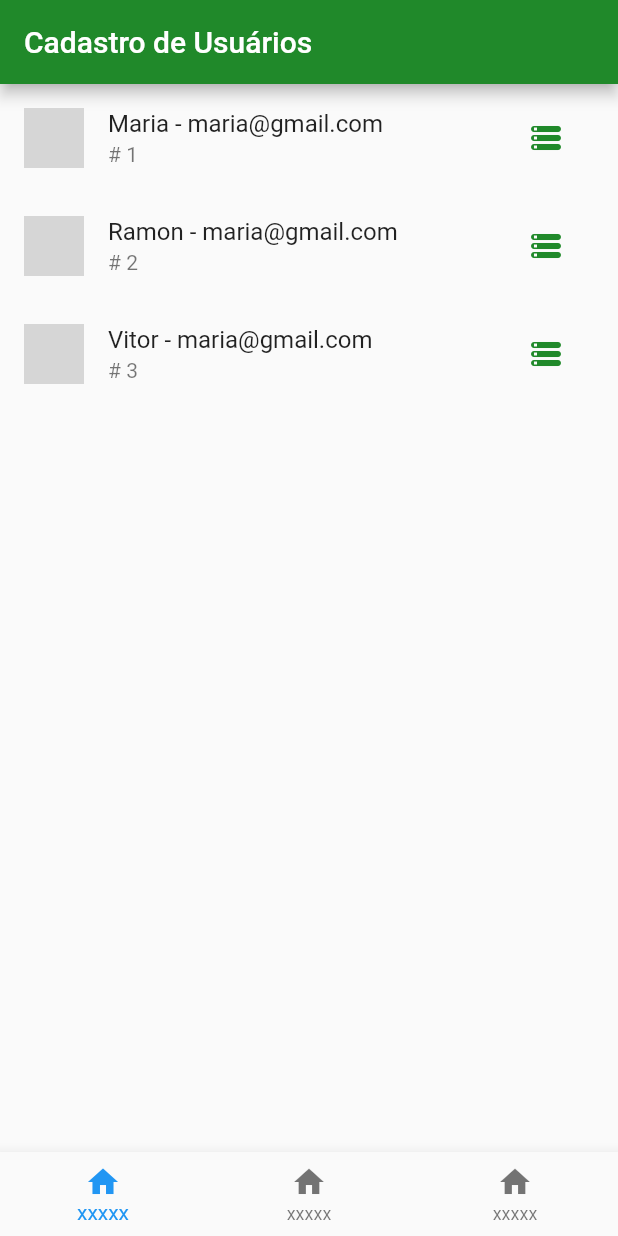
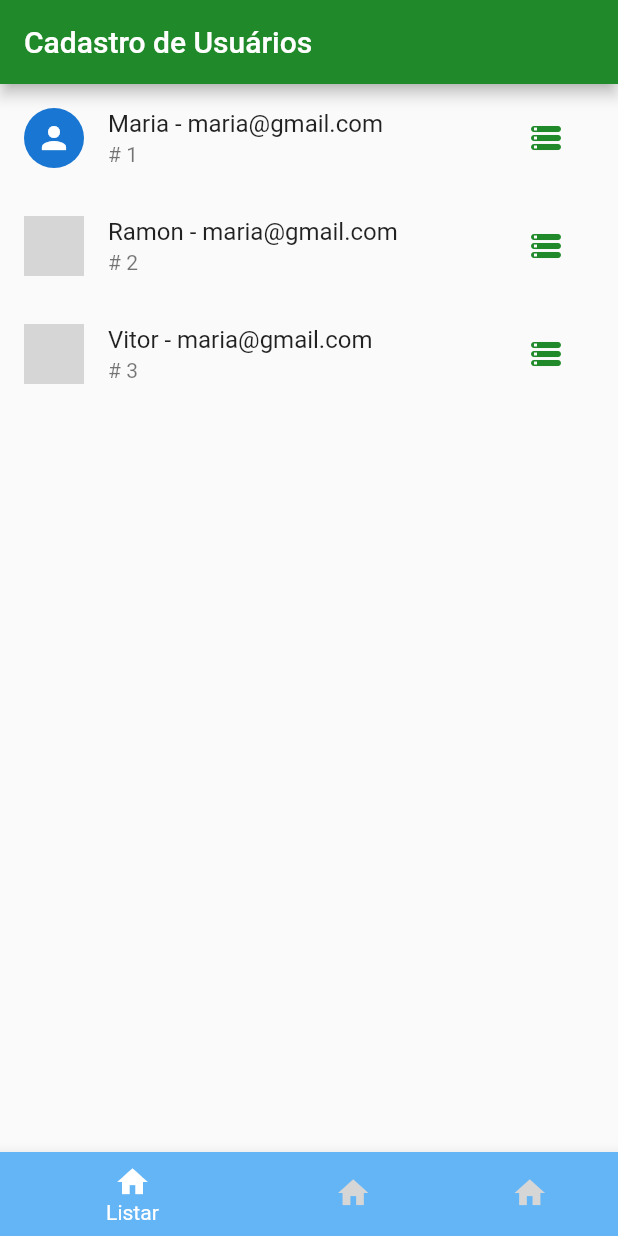
Before and after one commit to Mateus-IC1101/APPLICATION_CONTACT_LIST, a Flutter app: the screen it shows after launch, on a phone screen of 412 x 824 dp. Run offline on Flutter 3.47's test engine with Material 2 defaults, Android fonts, the phone set to English and light mode, and no system bars; network calls fail; grey boxes are pictures that could not be loaded.

Commit message:
ButtomNav Style

```diff
--- a/lib/data/dumpy_users.dart
+++ b/lib/data/dumpy_users.dart
@@ -2,10 +2,7 @@ import 'package:app_loja/models/user.dart';
 
 const DUMPY_USERS = {
   '1': const User(
-      id: 1,
-      name: 'Maria',
-      email: 'maria@gmail.com',
-      url_avatar: 'https://www.w3schools.com/howto/img_avatar2.png'),
+      id: 1, name: 'Maria', email: 'maria@gmail.com', url_avatar: ''),
   '2': const User(
     id: 2,
     name: 'Ramon',
--- /dev/null
+++ b/lib/views/bottom.dart
@@ -0,0 +1,40 @@
+import 'package:flutter/material.dart';
+import 'package:flutter/src/foundation/key.dart';
+import 'package:flutter/src/widgets/framework.dart';
+
+class BottomGlobal extends StatefulWidget {
+  const BottomGlobal({Key? key}) : super(key: key);
+
+  @override
+  State<BottomGlobal> createState() => _BottomGlobalState();
+}
+
+class _BottomGlobalState extends State<BottomGlobal> {
+  @override
+  int current_index = 0;
+  Widget build(BuildContext context) {
+    return BottomNavigationBar(
+        type: BottomNavigationBarType.shifting,
+        currentIndex: current_index,
+        unselectedItemColor: Colors.grey[350],
+        items: [
+          BottomNavigationBarItem(
+              icon: Icon(Icons.home),
+              label: 'Listar',
+              backgroundColor: Colors.blue[300]),
+          BottomNavigationBarItem(
+              icon: Icon(Icons.home),
+              label: 'Cadastrar',
+              backgroundColor: Colors.green[300]),
+          BottomNavigationBarItem(
+              icon: Icon(Icons.home),
+              label: 'Extras',
+              backgroundColor: Colors.deepOrange[300])
+        ],
+        onTap: (index) {
+          setState(() {
+            current_index = index;
+          });
+        });
+  }
+}
--- a/lib/views/user_lis.dart
+++ b/lib/views/user_lis.dart
@@ -1,12 +1,18 @@
 import 'package:app_loja/components/user_tile.dart';
 import 'package:app_loja/data/dumpy_users.dart';
+import 'package:app_loja/views/bottom.dart';
 import 'package:flutter/src/foundation/key.dart';
 import 'package:flutter/src/widgets/framework.dart';
 import 'package:flutter/material.dart';
 
-class UserList extends StatelessWidget {
+class UserList extends StatefulWidget {
   const UserList({Key? key}) : super(key: key);
 
+  @override
+  State<UserList> createState() => _UserListState();
+}
+
+class _UserListState extends State<UserList> {
   @override
   Widget build(BuildContext context) {
     final users = DUMPY_USERS;
@@ -18,22 +24,6 @@ class UserList extends StatelessWidget {
         body: ListView.builder(
             itemCount: users.length,
             itemBuilder: (ctx, i) => UserTile(users.values.elementAt(i))),
-      bottomNavigationBar: BottomNavigationBar(
-        items: [
-          BottomNavigationBarItem(
-              icon: Icon(Icons.home),
-              label: 'xxxxx',
-              backgroundColor: Colors.blue),
-          BottomNavigationBarItem(
-              icon: Icon(Icons.home),
-              label: 'xxxxx',
-              backgroundColor: Colors.blue),
-          BottomNavigationBarItem(
-              icon: Icon(Icons.home),
-              label: 'xxxxx',
-              backgroundColor: Colors.blue)
-        ],
-      ),
-    );
+        bottomNavigationBar: BottomGlobal());
   }
 }
```
Lines whose indentation alone changed are shown as unchanged.
